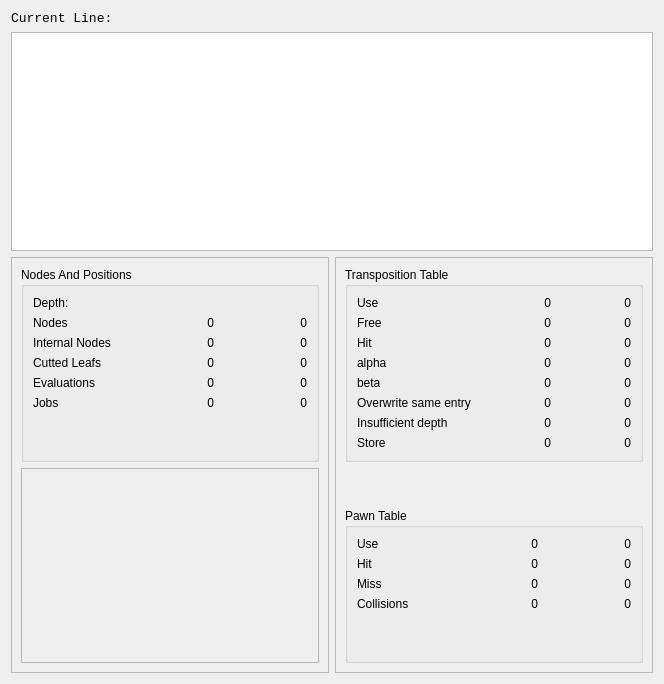
Old version of the form stats.ui in the repository gpiez/hayabusa.
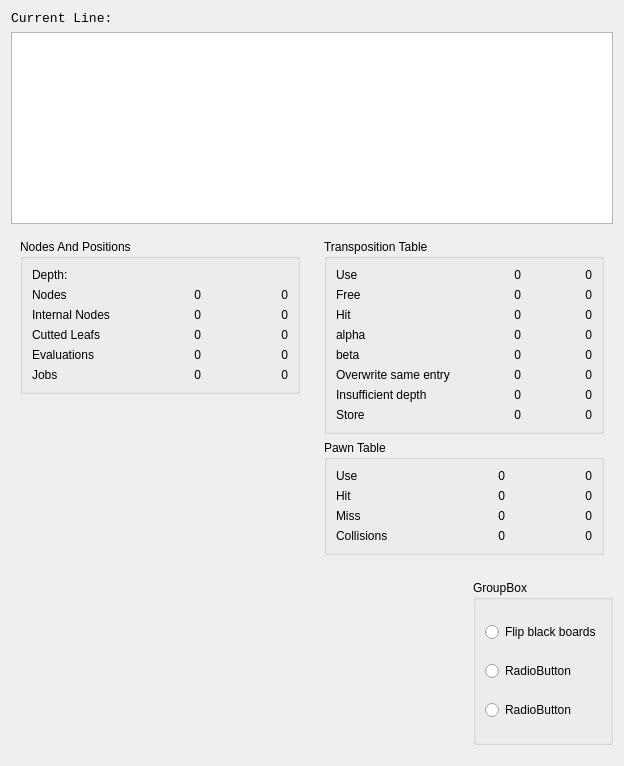
New version of the form.

Commit message: Added graphical per square/piece ouput widgets

```diff
--- a/stats.ui
+++ b/stats.ui
@@ -6,8 +6,8 @@
    <rect>
     <x>0</x>
     <y>0</y>
-    <width>664</width>
-    <height>684</height>
+    <width>624</width>
+    <height>766</height>
    </rect>
   </property>
   <property name="windowTitle">
@@ -51,10 +51,10 @@
      <item>
       <widget class="QFrame" name="frame_2">
        <property name="frameShape">
-        <enum>QFrame::StyledPanel</enum>
+        <enum>QFrame::NoFrame</enum>
        </property>
        <property name="frameShadow">
-        <enum>QFrame::Raised</enum>
+        <enum>QFrame::Plain</enum>
        </property>
        <layout class="QVBoxLayout" name="verticalLayout_3">
         <item>
@@ -202,19 +202,6 @@
              </property>
             </widget>
            </item>
-           <item row="6" column="1">
-            <spacer name="verticalSpacer">
-             <property name="orientation">
-              <enum>Qt::Vertical</enum>
-             </property>
-             <property name="sizeHint" stdset="0">
-              <size>
-               <width>20</width>
-               <height>40</height>
-              </size>
-             </property>
-            </spacer>
-           </item>
            <item row="5" column="0">
             <widget class="QLabel" name="label_11">
              <property name="text">
@@ -246,76 +233,19 @@
          </widget>
         </item>
         <item>
-         <widget class="QFrame" name="frame_3">
-          <property name="frameShape">
-           <enum>QFrame::StyledPanel</enum>
+         <widget class="QLabel" name="position">
+          <property name="sizePolicy">
+           <sizepolicy hsizetype="Preferred" vsizetype="Expanding">
+            <horstretch>0</horstretch>
+            <verstretch>2</verstretch>
+           </sizepolicy>
           </property>
-          <property name="frameShadow">
-           <enum>QFrame::Raised</enum>
+          <property name="text">
+           <string/>
           </property>
-          <layout class="QGridLayout" name="gridLayout_3">
-           <item row="0" column="0">
-            <spacer name="horizontalSpacer">
-             <property name="orientation">
-              <enum>Qt::Horizontal</enum>
-             </property>
-             <property name="sizeHint" stdset="0">
-              <size>
-               <width>40</width>
-               <height>20</height>
-              </size>
-             </property>
-            </spacer>
-           </item>
-           <item row="0" column="1">
-            <widget class="QWidget" name="widgetBoard" native="true">
-             <property name="sizePolicy">
-              <sizepolicy hsizetype="MinimumExpanding" vsizetype="MinimumExpanding">
-               <horstretch>1</horstretch>
-               <verstretch>1</verstretch>
-              </sizepolicy>
-             </property>
-             <property name="minimumSize">
-              <size>
-               <width>96</width>
-               <height>96</height>
-              </size>
-             </property>
-             <property name="sizeIncrement">
-              <size>
-               <width>8</width>
-               <height>8</height>
-              </size>
-             </property>
-            </widget>
-           </item>
-           <item row="0" column="2">
-            <spacer name="horizontalSpacer_2">
-             <property name="orientation">
-              <enum>Qt::Horizontal</enum>
-             </property>
-             <property name="sizeHint" stdset="0">
-              <size>
-               <width>40</width>
-               <height>20</height>
-              </size>
-             </property>
-            </spacer>
-           </item>
-           <item row="1" column="1">
-            <spacer name="verticalSpacer_5">
-             <property name="orientation">
-              <enum>Qt::Vertical</enum>
-             </property>
-             <property name="sizeHint" stdset="0">
-              <size>
-               <width>20</width>
-               <height>40</height>
-              </size>
-             </property>
-            </spacer>
-           </item>
-          </layout>
+          <property name="alignment">
+           <set>Qt::AlignCenter</set>
+          </property>
          </widget>
         </item>
        </layout>
@@ -324,10 +254,10 @@
      <item>
       <widget class="QFrame" name="frame">
        <property name="frameShape">
-        <enum>QFrame::StyledPanel</enum>
+        <enum>QFrame::NoFrame</enum>
        </property>
        <property name="frameShadow">
-        <enum>QFrame::Raised</enum>
+        <enum>QFrame::Plain</enum>
        </property>
        <layout class="QVBoxLayout" name="verticalLayout">
         <item>
@@ -579,19 +509,6 @@
           </layout>
          </widget>
         </item>
-        <item>
-         <spacer name="verticalSpacer_2">
-          <property name="orientation">
-           <enum>Qt::Vertical</enum>
-          </property>
-          <property name="sizeHint" stdset="0">
-           <size>
-            <width>20</width>
-            <height>40</height>
-           </size>
-          </property>
-         </spacer>
-        </item>
         <item>
          <widget class="QGroupBox" name="groupBox">
           <property name="title">
@@ -669,19 +586,6 @@
              </property>
             </widget>
            </item>
-           <item row="5" column="1">
-            <spacer name="verticalSpacer_3">
-             <property name="orientation">
-              <enum>Qt::Vertical</enum>
-             </property>
-             <property name="sizeHint" stdset="0">
-              <size>
-               <width>20</width>
-               <height>40</height>
-              </size>
-             </property>
-            </spacer>
-           </item>
            <item row="3" column="0">
             <widget class="QLabel" name="label_10">
              <property name="text">
@@ -722,18 +626,187 @@
           </layout>
          </widget>
         </item>
+       </layout>
+      </widget>
+     </item>
+    </layout>
+   </item>
+   <item>
+    <layout class="QHBoxLayout" name="horizontalLayout_2">
+     <property name="sizeConstraint">
+      <enum>QLayout::SetDefaultConstraint</enum>
+     </property>
+     <property name="leftMargin">
+      <number>0</number>
+     </property>
+     <property name="topMargin">
+      <number>10</number>
+     </property>
+     <property name="bottomMargin">
+      <number>10</number>
+     </property>
+     <item>
+      <layout class="QGridLayout" name="gridLayout_5">
+       <property name="margin">
+        <number>0</number>
+       </property>
+       <item row="0" column="0">
+        <widget class="QLabel" name="ww1">
+         <property name="sizePolicy">
+          <sizepolicy hsizetype="Expanding" vsizetype="Expanding">
+           <horstretch>0</horstretch>
+           <verstretch>1</verstretch>
+          </sizepolicy>
+         </property>
+         <property name="alignment">
+          <set>Qt::AlignCenter</set>
+         </property>
+        </widget>
+       </item>
+       <item row="0" column="1">
+        <widget class="QLabel" name="ww2">
+         <property name="sizePolicy">
+          <sizepolicy hsizetype="Expanding" vsizetype="Preferred">
+           <horstretch>0</horstretch>
+           <verstretch>0</verstretch>
+          </sizepolicy>
+         </property>
+         <property name="alignment">
+          <set>Qt::AlignCenter</set>
+         </property>
+        </widget>
+       </item>
+       <item row="0" column="2">
+        <widget class="QLabel" name="ww3">
+         <property name="sizePolicy">
+          <sizepolicy hsizetype="Expanding" vsizetype="Preferred">
+           <horstretch>0</horstretch>
+           <verstretch>0</verstretch>
+          </sizepolicy>
+         </property>
+         <property name="alignment">
+          <set>Qt::AlignCenter</set>
+         </property>
+        </widget>
+       </item>
+       <item row="0" column="3">
+        <widget class="QLabel" name="ww4">
+         <property name="sizePolicy">
+          <sizepolicy hsizetype="Expanding" vsizetype="Preferred">
+           <horstretch>0</horstretch>
+           <verstretch>0</verstretch>
+          </sizepolicy>
+         </property>
+         <property name="alignment">
+          <set>Qt::AlignCenter</set>
+         </property>
+        </widget>
+       </item>
+       <item row="1" column="0">
+        <widget class="QLabel" name="wb1">
+         <property name="sizePolicy">
+          <sizepolicy hsizetype="Preferred" vsizetype="Expanding">
+           <horstretch>0</horstretch>
+           <verstretch>1</verstretch>
+          </sizepolicy>
+         </property>
+         <property name="alignment">
+          <set>Qt::AlignCenter</set>
+         </property>
+        </widget>
+       </item>
+       <item row="1" column="1">
+        <widget class="QLabel" name="wb2">
+         <property name="alignment">
+          <set>Qt::AlignCenter</set>
+         </property>
+        </widget>
+       </item>
+       <item row="1" column="2">
+        <widget class="QLabel" name="wb3">
+         <property name="alignment">
+          <set>Qt::AlignCenter</set>
+         </property>
+        </widget>
+       </item>
+       <item row="1" column="3">
+        <widget class="QLabel" name="wb4">
+         <property name="alignment">
+          <set>Qt::AlignCenter</set>
+         </property>
+        </widget>
+       </item>
+       <item row="1" column="4">
+        <widget class="QLabel" name="wb5">
+         <property name="alignment">
+          <set>Qt::AlignCenter</set>
+         </property>
+        </widget>
+       </item>
+       <item row="1" column="5">
+        <widget class="QLabel" name="wb6">
+         <property name="alignment">
+          <set>Qt::AlignCenter</set>
+         </property>
+        </widget>
+       </item>
+       <item row="0" column="5">
+        <widget class="QLabel" name="ww6">
+         <property name="sizePolicy">
+          <sizepolicy hsizetype="Expanding" vsizetype="Preferred">
+           <horstretch>0</horstretch>
+           <verstretch>0</verstretch>
+          </sizepolicy>
+         </property>
+         <property name="alignment">
+          <set>Qt::AlignCenter</set>
+         </property>
+        </widget>
+       </item>
+       <item row="0" column="4">
+        <widget class="QLabel" name="ww5">
+         <property name="sizePolicy">
+          <sizepolicy hsizetype="Expanding" vsizetype="Preferred">
+           <horstretch>0</horstretch>
+           <verstretch>0</verstretch>
+          </sizepolicy>
+         </property>
+         <property name="text">
+          <string/>
+         </property>
+         <property name="alignment">
+          <set>Qt::AlignCenter</set>
+         </property>
+        </widget>
+       </item>
+      </layout>
+     </item>
+     <item>
+      <widget class="QGroupBox" name="groupBox_2">
+       <property name="title">
+        <string>GroupBox</string>
+       </property>
+       <layout class="QVBoxLayout" name="verticalLayout_4">
         <item>
-         <spacer name="horizontalSpacer_3">
-          <property name="orientation">
-           <enum>Qt::Horizontal</enum>
+         <widget class="QRadioButton" name="radioButtonFlip">
+          <property name="text">
+           <string>Flip black boards</string>
           </property>
-          <property name="sizeHint" stdset="0">
-           <size>
-            <width>40</width>
-            <height>0</height>
-           </size>
+         </widget>
+        </item>
+        <item>
+         <widget class="QRadioButton" name="radioButton_2">
+          <property name="text">
+           <string>RadioButton</string>
           </property>
-         </spacer>
+         </widget>
+        </item>
+        <item>
+         <widget class="QRadioButton" name="radioButton_3">
+          <property name="text">
+           <string>RadioButton</string>
+          </property>
+         </widget>
         </item>
        </layout>
       </widget>
```
The commit also changes 3 other files.
